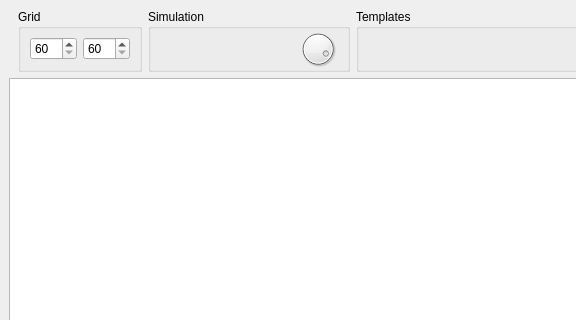
Old version of the form resources/mainwindow.ui in the repository mkcms/gol-qt; both pictures show x 0 to 576 and y 0 to 320 of the 800 by 600 pixel window.
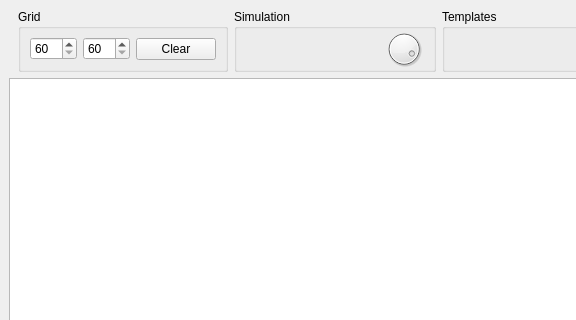
New version of the form.

Commit message: Add button to clear grid.

What changed in the file:
```diff
--- a/resources/mainwindow.ui
+++ b/resources/mainwindow.ui
@@ -74,6 +74,16 @@
             </property>
            </widget>
           </item>
+          <item>
+           <widget class="QPushButton" name="pushButtonClearGrid">
+            <property name="statusTip">
+             <string>Clear the grid</string>
+            </property>
+            <property name="text">
+             <string>Clear</string>
+            </property>
+           </widget>
+          </item>
          </layout>
         </widget>
        </item>
```
The commit also changes 3 other files.
